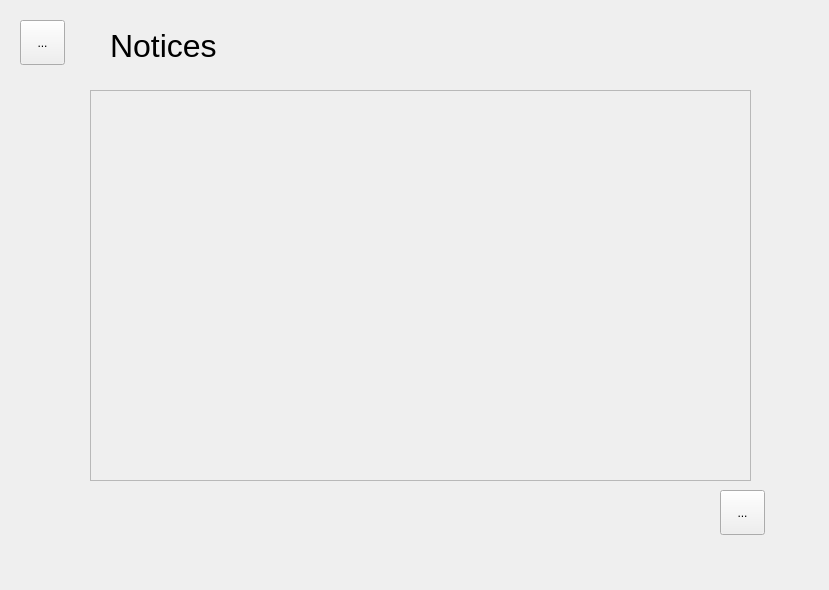
First picture: the form in King_Project/noticesform.ui, repository greg-maceachern12/MicroManage, before the edit.
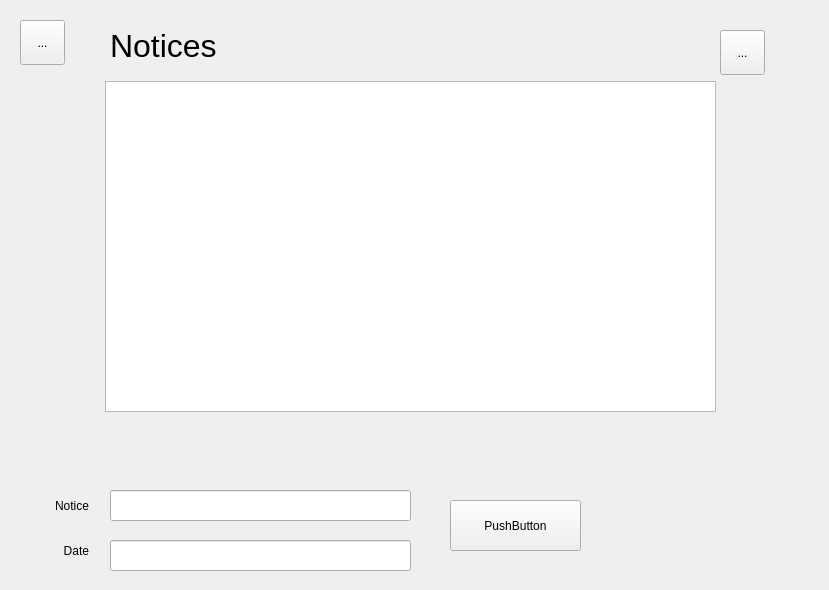
Second picture: the form after the edit.

Commit message: functional notices

What changed in the file:
```diff
--- a/King_Project/noticesform.ui
+++ b/King_Project/noticesform.ui
@@ -44,34 +44,30 @@
     <string>Notices</string>
    </property>
   </widget>
-  <widget class="QScrollArea" name="scrollArea">
-   <property name="geometry">
-    <rect>
-     <x>90</x>
-     <y>90</y>
-     <width>661</width>
-     <height>391</height>
-    </rect>
-   </property>
-   <property name="widgetResizable">
-    <bool>true</bool>
-   </property>
-   <widget class="QWidget" name="scrollAreaWidgetContents">
+  <widget class="QWidget" name="Notices" native="true">
     <property name="geometry">
      <rect>
       <x>0</x>
       <y>0</y>
-      <width>659</width>
-      <height>389</height>
-     </rect>
-    </property>
+     <width>829</width>
+     <height>590</height>
+    </rect>
+   </property>
+   <widget class="QTableView" name="tableView">
+    <property name="geometry">
+     <rect>
+      <x>105</x>
+      <y>81</y>
+      <width>611</width>
+      <height>331</height>
+     </rect>
+    </property>
    </widget>
-  </widget>
-  <widget class="QToolButton" name="addButton">
+   <widget class="QToolButton" name="btnRefresh">
    <property name="geometry">
     <rect>
      <x>720</x>
-     <y>490</y>
+      <y>30</y>
      <width>45</width>
      <height>45</height>
     </rect>
@@ -80,15 +76,71 @@
     <string>...</string>
    </property>
   </widget>
-  <widget class="QWidget" name="Notices" native="true">
+   <widget class="QPushButton" name="btnCreate">
    <property name="geometry">
     <rect>
-     <x>0</x>
-     <y>0</y>
-     <width>829</width>
-     <height>590</height>
-    </rect>
-   </property>
+      <x>450</x>
+      <y>500</y>
+      <width>131</width>
+      <height>51</height>
+     </rect>
+    </property>
+    <property name="text">
+     <string>PushButton</string>
+    </property>
+   </widget>
+   <widget class="QLabel" name="label">
+    <property name="geometry">
+     <rect>
+      <x>30</x>
+      <y>495</y>
+      <width>59</width>
+      <height>21</height>
+     </rect>
+    </property>
+    <property name="text">
+     <string>Notice</string>
+    </property>
+    <property name="alignment">
+     <set>Qt::AlignRight|Qt::AlignTrailing|Qt::AlignVCenter</set>
+    </property>
+   </widget>
+   <widget class="QLabel" name="label_2">
+    <property name="geometry">
+     <rect>
+      <x>30</x>
+      <y>535</y>
+      <width>59</width>
+      <height>31</height>
+     </rect>
+    </property>
+    <property name="text">
+     <string>Date</string>
+    </property>
+    <property name="alignment">
+     <set>Qt::AlignRight|Qt::AlignTrailing|Qt::AlignVCenter</set>
+    </property>
+   </widget>
+   <widget class="QLineEdit" name="txtNotice">
+    <property name="geometry">
+     <rect>
+      <x>110</x>
+      <y>490</y>
+      <width>301</width>
+      <height>31</height>
+     </rect>
+    </property>
+   </widget>
+   <widget class="QLineEdit" name="txtDate">
+    <property name="geometry">
+     <rect>
+      <x>110</x>
+      <y>540</y>
+      <width>301</width>
+      <height>31</height>
+     </rect>
+    </property>
+   </widget>
   </widget>
   <zorder>Notices</zorder>
   <zorder>menuButton</zorder>
```
Left out of the diff: 2 changed lines with no effect on the pictures. Lines whose indentation alone changed are shown as unchanged. The commit also changes 4 other files.
